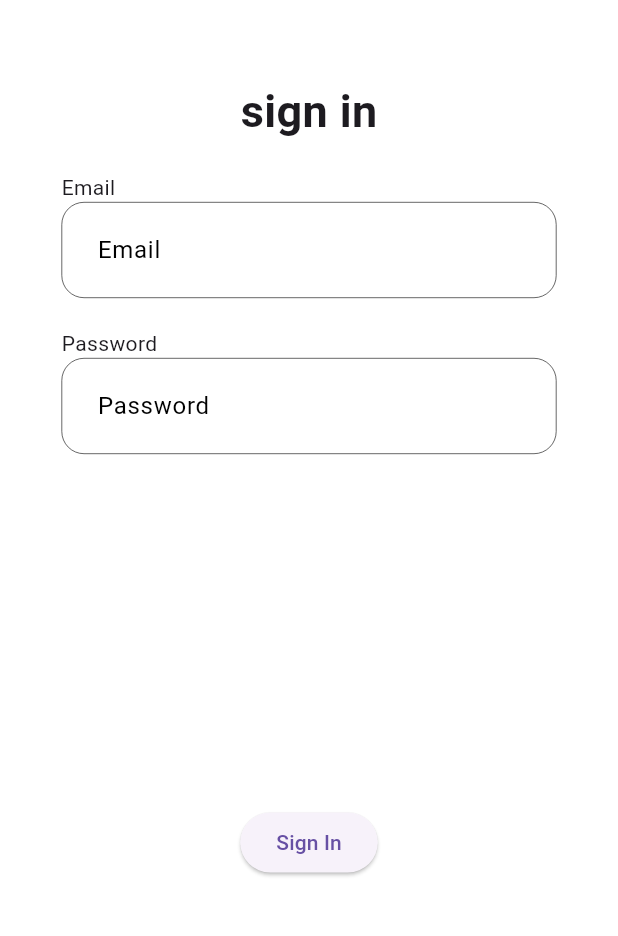
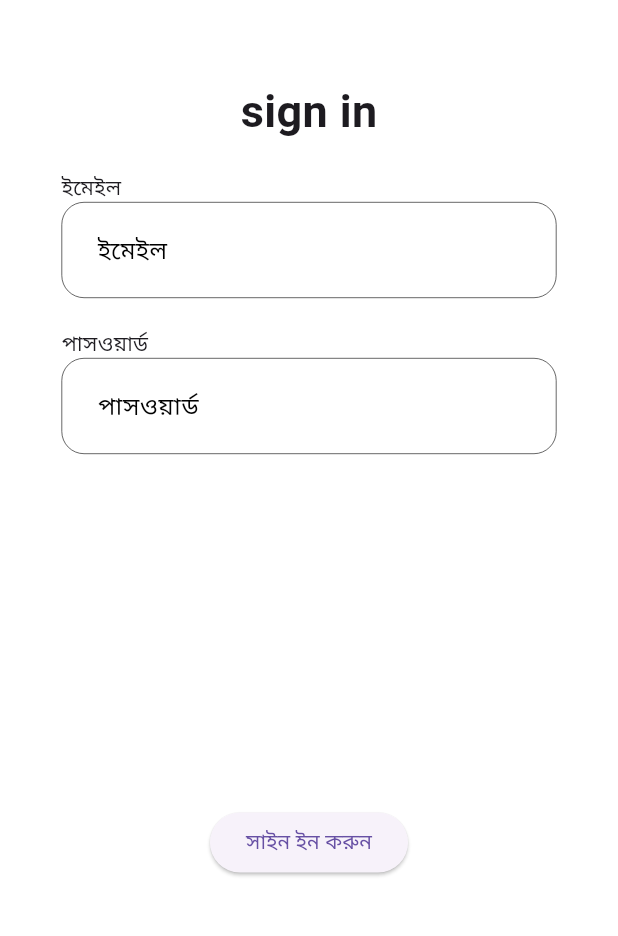
Before and after one commit to ridwan1178/rupali_bank_demo, a Flutter app: the SigninPage screen opened directly, on a phone screen of 412 x 824 dp, the part 254-1190 px from its top. Run offline on Flutter 3.47's test engine with Material 3 defaults, Android fonts, the phone set to English and light mode, and no system bars; our stand-ins replace dots_indicator; generated files the repository leaves out were written again.

Commit message:
added bangla localization

```diff
--- a/lib/l10n/app_bn.arb
+++ b/lib/l10n/app_bn.arb
@@ -1,4 +1,7 @@
 {
     "helloWorld" : "ওহে বিশ্ব",
-    "lang": "বাংলা"
+    "lang": "বাংলা",
+    "signin": "সাইন ইন করুন",
+    "email": "ইমেইল",
+    "pass": "পাসওয়ার্ড"
 }
--- a/lib/l10n/app_en.arb
+++ b/lib/l10n/app_en.arb
@@ -6,6 +6,9 @@
     "lang" : "English",
     "@lang": {
       "description": "language setting"
-    }
+    },
+    "signin": "Sign In",
+    "email": "Email",
+    "pass": "Password"
 
   }
--- a/lib/main.dart
+++ b/lib/main.dart
@@ -15,8 +15,7 @@ class MyApp extends StatelessWidget {
   // This widget is the root of your application.
   @override
   Widget build(BuildContext context) {
-    return  MaterialApp(
-
+    return MaterialApp(
       title: 'Localizations Sample App',
       localizationsDelegates: const [
         AppLocalizations.delegate,
@@ -28,7 +27,7 @@ class MyApp extends StatelessWidget {
         Locale('en'), // English
         Locale('bn'), // bangla
       ],
-      locale: AppLocale.eng,
+      locale: AppLocale.ban,
       theme: AppTheme.lightTheme,
       home: const SplashPage(),
       debugShowCheckedModeBanner: false,
--- a/lib/signin/signin_page.dart
+++ b/lib/signin/signin_page.dart
@@ -36,11 +36,11 @@ class SigninPage extends StatelessWidget {
             const SizedBox(
               height: 19,
             ),
-            _fieldBody(),
+            _fieldBody(context),
             const SizedBox(
               height: 235,
             ),
-            ElevatedButton(onPressed: () => {}, child: const Text("Sign In"))
+            ElevatedButton(onPressed: () => {}, child:  Text(AppLocalizations.of(context)!.signin))
           ],
         ),
       ),
@@ -74,34 +74,34 @@ class SigninPage extends StatelessWidget {
     );
   }
 
-  Widget _emailField() {
+  Widget _emailField(context) {
     return TextField(
       controller: _email,
       decoration:
-          const InputDecorationThemeSignin(hintText: "Email").inputDecoration(),
+           InputDecorationThemeSignin(hintText: AppLocalizations.of(context)!.email).inputDecoration(),
     );
   }
 
-  Widget _passField() {
+  Widget _passField(context) {
     return TextField(
       controller: _pass,
-      decoration: const InputDecorationThemeSignin(hintText: "Password")
+      decoration:  InputDecorationThemeSignin(hintText: AppLocalizations.of(context)!.pass)
           .inputDecoration(),
     );
   }
 
-  Widget _fieldBody() {
+  Widget _fieldBody(context) {
     return SizedBox(
       width: 330,
       child: Column(
         children: [
-          _textFieldText("Email"),
-          _emailField(),
+          _textFieldText(AppLocalizations.of(context)!.email),
+          _emailField(context),
           const SizedBox(
             height: 20,
           ),
-          _textFieldText("Password"),
-          _passField(),
+          _textFieldText(AppLocalizations.of(context)!.pass),
+          _passField(context),
         ],
       ),
     );
```
